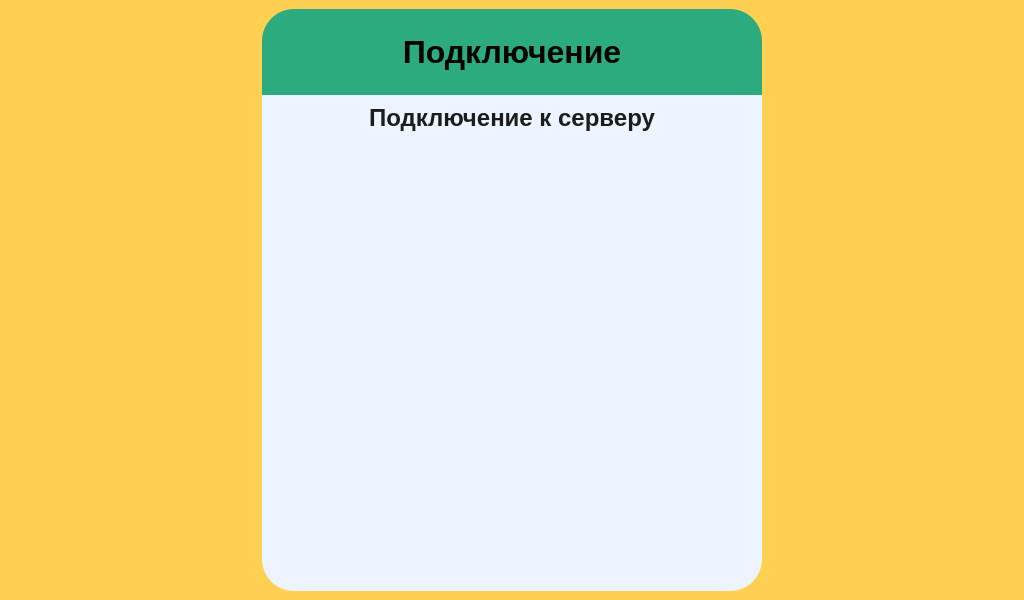
First picture: the form in ui/loadingPage.ui, repository Igor098/guess_word, before the edit.
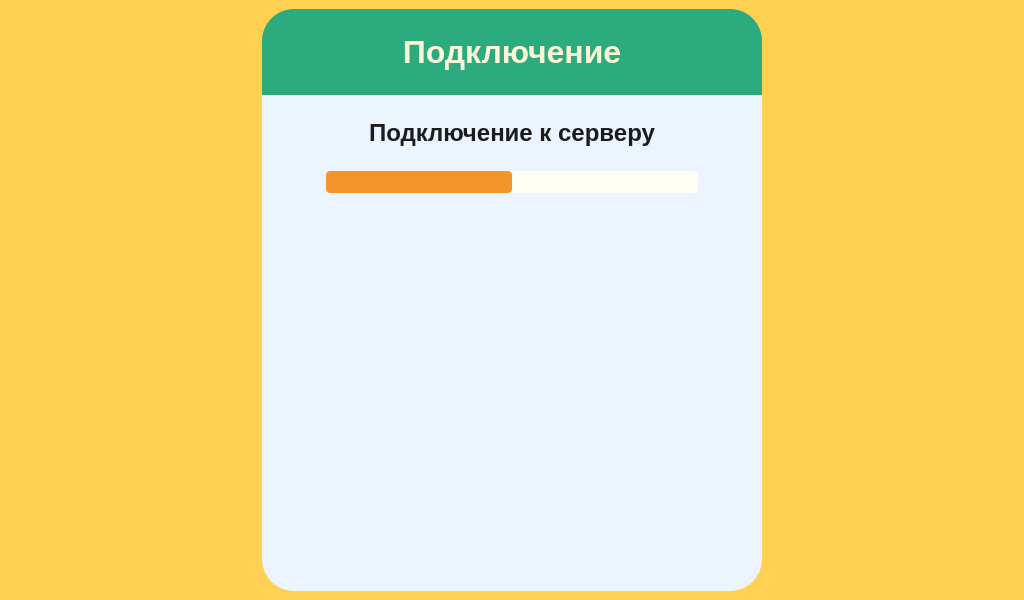
Second picture: the form after the edit.

Patch:
```diff
--- a/ui/loadingPage.ui
+++ b/ui/loadingPage.ui
@@ -129,6 +129,7 @@
 	font-size: 32px ;
 	padding: 16px;
 	font-weight: 600;
+	color: #FEF5D6;
 }</string>
               </property>
               <property name="text">
@@ -177,7 +178,22 @@
             <enum>QFrame::Shadow::Raised</enum>
            </property>
            <layout class="QVBoxLayout" name="verticalLayout_3">
-            <item alignment="Qt::AlignmentFlag::AlignTop">
+            <property name="spacing">
+             <number>24</number>
+            </property>
+            <property name="leftMargin">
+             <number>0</number>
+            </property>
+            <property name="topMargin">
+             <number>24</number>
+            </property>
+            <property name="rightMargin">
+             <number>0</number>
+            </property>
+            <property name="bottomMargin">
+             <number>0</number>
+            </property>
+            <item>
              <widget class="QLabel" name="connectLb">
               <property name="styleSheet">
                <string notr="true">#connectLb {
@@ -195,6 +211,50 @@
               </property>
              </widget>
             </item>
+            <item>
+             <widget class="QProgressBar" name="loadingProgress">
+              <property name="sizePolicy">
+               <sizepolicy hsizetype="Expanding" vsizetype="Preferred">
+                <horstretch>0</horstretch>
+                <verstretch>0</verstretch>
+               </sizepolicy>
+              </property>
+              <property name="styleSheet">
+               <string notr="true">#loadingProgress {
+	margin: 0 64px;
+	border-radius: 4px;
+	background-color: #FFFDF4;
+}
+
+#loadingProgress::chunk {
+        background-color:  #F59428;
+		border-radius: 4px;
+    }</string>
+              </property>
+              <property name="maximum">
+               <number>0</number>
+              </property>
+              <property name="value">
+               <number>-1</number>
+              </property>
+              <property name="alignment">
+               <set>Qt::AlignmentFlag::AlignCenter</set>
+              </property>
+             </widget>
+            </item>
+            <item>
+             <spacer name="verticalSpacer">
+              <property name="orientation">
+               <enum>Qt::Orientation::Vertical</enum>
+              </property>
+              <property name="sizeHint" stdset="0">
+               <size>
+                <width>20</width>
+                <height>40</height>
+               </size>
+              </property>
+             </spacer>
+            </item>
            </layout>
           </widget>
          </item>
```
